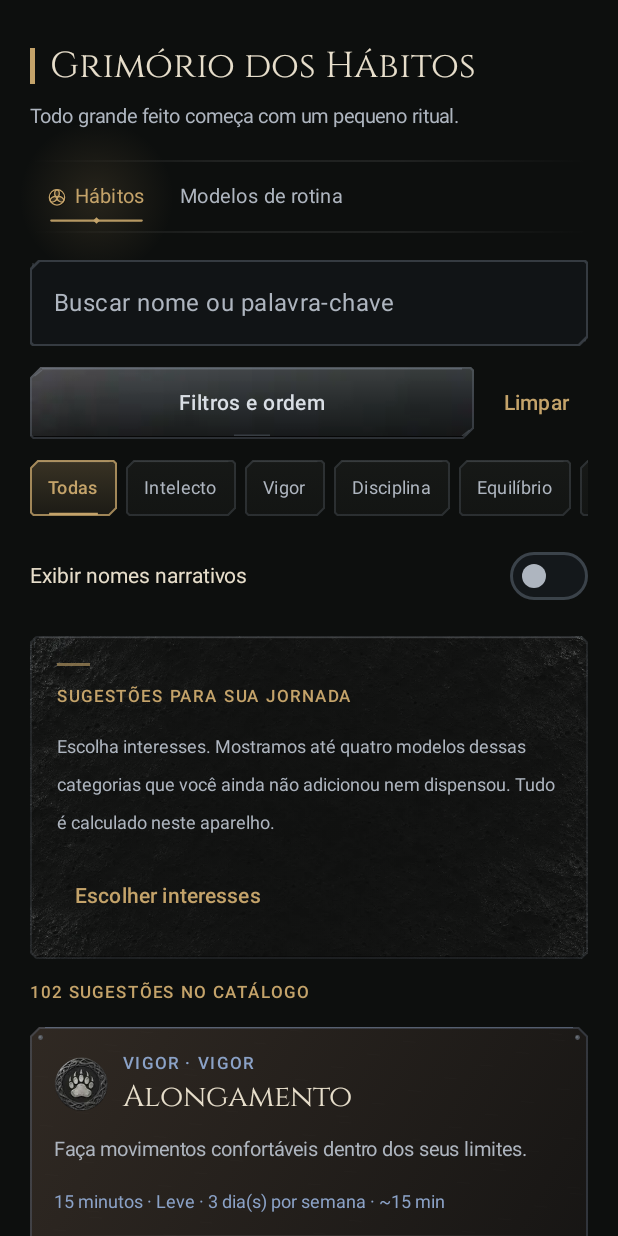
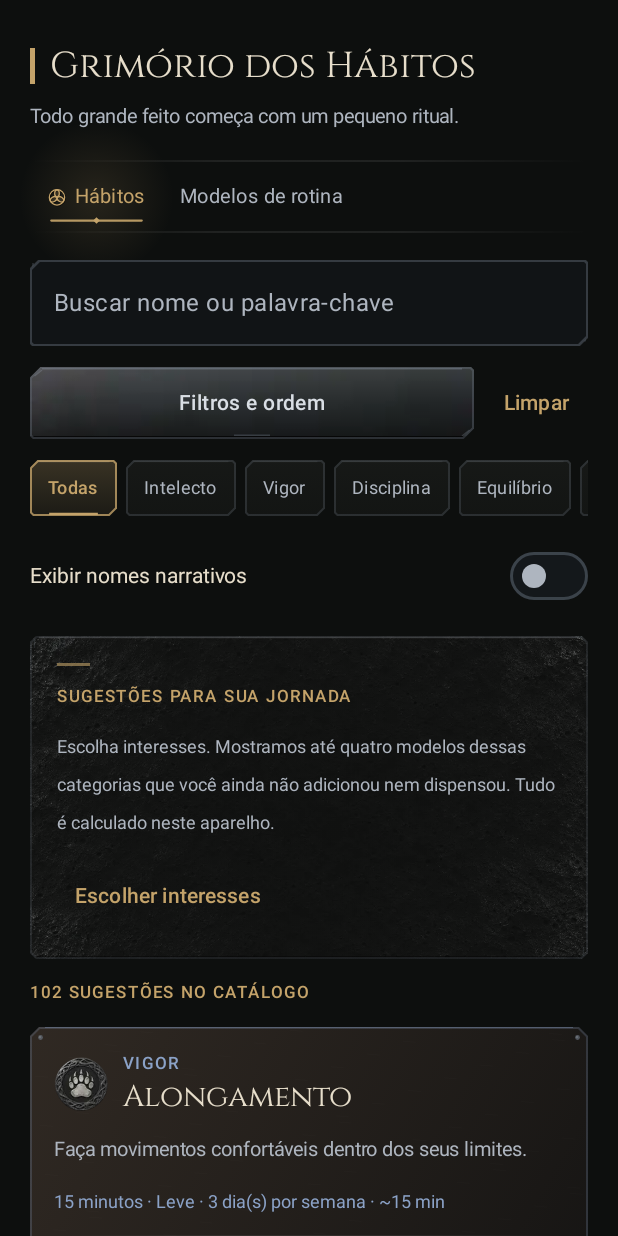
Before and after one commit to cmasterzin-art/ascend, an Android app built with Jetpack Compose: the composable GrimoireScreen shown on its own in the app's theme, on a phone screen of 412 x 824 dp. Run offline under Robolectric (Android 15) with nearby library versions, the phone set to English and light mode, and no system bars; our stand-ins replace Room's generated code.

Commit message:
style(ui): deduplicar rótulo do Grimório, refinar respiro cerimonial e enquadrar prancha 1.6.9.15

```diff
--- a/app/src/main/java/br/com/ascend/aetheris/GrimoireScreen.kt
+++ b/app/src/main/java/br/com/ascend/aetheris/GrimoireScreen.kt
@@ -83,7 +83,8 @@ import androidx.lifecycle.compose.collectAsStateWithLifecycle
     Column(Modifier.fillMaxWidth().materialSurface(accent=color,leather=true).padding(16.dp).testTag(if(onDismiss==null)"template:${t.id}" else "suggest:${t.id}"),verticalArrangement=Arrangement.spacedBy(9.dp)){
         Row(verticalAlignment=Alignment.CenterVertically,horizontalArrangement=Arrangement.spacedBy(10.dp)){
             AttributeEmblem(t.attribute,Modifier.size(36.dp))
-            Column(Modifier.weight(1f)){Eyebrow("${t.category} · ${attributes[t.attribute]}",color);Text(if(narrative)t.narrativeName else t.name,style=MaterialTheme.typography.titleLarge);if(narrative)Text(t.name,color=Muted,fontSize=12.sp)}
+            val catLabel=if(t.category.equals(attributes[t.attribute],ignoreCase=true))t.category else "${t.category} · ${attributes[t.attribute]}"
+            Column(Modifier.weight(1f)){Eyebrow(catLabel,color);Text(if(narrative)t.narrativeName else t.name,style=MaterialTheme.typography.titleLarge);if(narrative)Text(t.name,color=Muted,fontSize=12.sp)}
         }
         Text(t.description,color=Muted,fontSize=13.sp)
         Text("${t.target} ${t.unit} · ${difficultyNames[t.difficulty]} · ${frequencyLabel(t.days)} · ~${t.estimatedMinutes} min",color=color,fontSize=12.sp)
--- a/app/src/main/java/br/com/ascend/aetheris/NorthComponents.kt
+++ b/app/src/main/java/br/com/ascend/aetheris/NorthComponents.kt
@@ -41,15 +41,15 @@ import androidx.compose.ui.unit.*
    val dm=Path().apply{moveTo(cx,h-4.5f*d);lineTo(cx+2.2f*d,h-2.5f*d);lineTo(cx,h-.5f*d);lineTo(cx-2.2f*d,h-2.5f*d);close()}
    drawPath(dm,accent.copy(alpha=.85f))
    if(ceremonial){
-    listOf(12*d,w-12*d).forEach{rx->
-     val sideDm=Path().apply{moveTo(rx,h*.5f-3*d);lineTo(rx+3*d,h*.5f);lineTo(rx,h*.5f+3*d);lineTo(rx-3*d,h*.5f);close()}
+    listOf(10*d,w-10*d).forEach{rx->
+     val sideDm=Path().apply{moveTo(rx,h*.5f-2.8f*d);lineTo(rx+2.8f*d,h*.5f);lineTo(rx,h*.5f+2.8f*d);lineTo(rx-2.8f*d,h*.5f);close()}
      drawPath(sideDm,accent.copy(alpha=.72f))
     }
    }
   }
   if(secondary&&enabled)drawLine(ColdIron.copy(alpha=.4f),Offset(cx-12*d,h-2.5f*d),Offset(cx+12*d,h-2.5f*d),d)
   if(pressed)drawRect(Color.Black.copy(alpha=.28f))
- }},enabled=enabled&&!loading,shape=shape,interactionSource=interaction,contentPadding=PaddingValues(horizontal=16.dp,vertical=11.dp),colors=ButtonDefaults.buttonColors(containerColor=Color.Transparent,contentColor=if(secondary)Color(0xFFD9DEE4) else Color(0xFFEFE6D5),disabledContainerColor=Color.Transparent,disabledContentColor=Color(0xFF889099))){
+ }},enabled=enabled&&!loading,shape=shape,interactionSource=interaction,contentPadding=PaddingValues(horizontal=if(ceremonial)26.dp else 16.dp,vertical=11.dp),colors=ButtonDefaults.buttonColors(containerColor=Color.Transparent,contentColor=if(secondary)Color(0xFFD9DEE4) else Color(0xFFEFE6D5),disabledContainerColor=Color.Transparent,disabledContentColor=Color(0xFF889099))){
  if(loading){CircularProgressIndicator(Modifier.size(16.dp),strokeWidth=2.dp);Spacer(Modifier.width(8.dp))}
  Text(if(completed)"◆ $text" else text,fontSize=14.sp,letterSpacing=if(ceremonial).5.sp else .3.sp,fontFamily=if(ceremonial)SagaFont else null)
  }
```
Also changed, not shown: 1 other file.
